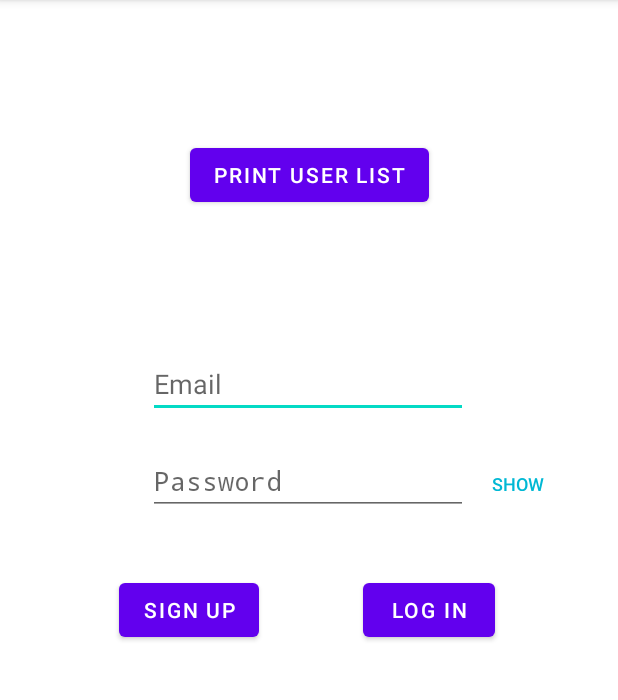
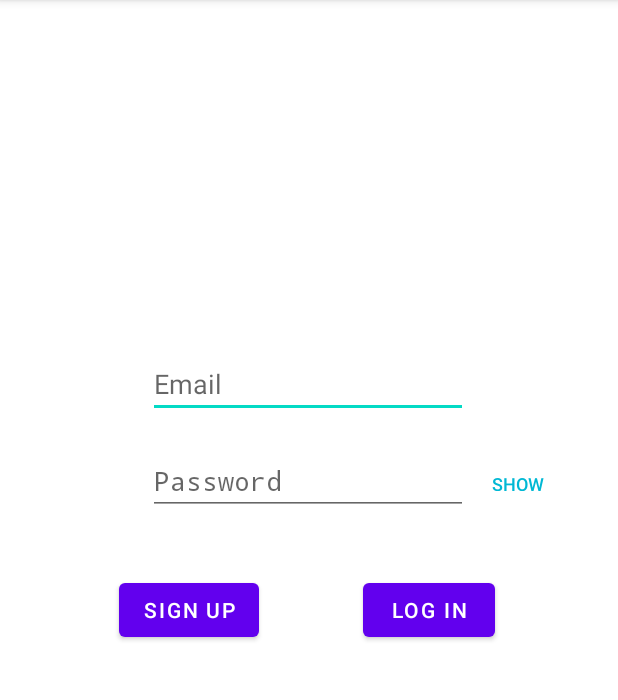
Before and after one commit to ltoikon/Diet-application-project, an Android app: the screen it shows after launch (StartAppFragmentController), on a phone screen of 412 x 824 dp, the part 84-784 px from its top. Run offline under Robolectric (Android 15) with nearby library versions, the phone set to English and light mode, and no system bars.

Commit message:
Removed a button

```diff
--- a/app/src/main/java/com/example/course_project/Fragments/SignUp.java
+++ b/app/src/main/java/com/example/course_project/Fragments/SignUp.java
@@ -201,8 +201,6 @@ public class SignUp extends Fragment {
                     System.out.println("Rekisteröityminen onnistui!");
 
                     mListener.changeFragment(0); // 0 == Login fragment
-
-                    //todo Confirm screen
                 }
             }
         });
--- a/app/src/main/res/layout/fragment_login.xml
+++ b/app/src/main/res/layout/fragment_login.xml
@@ -96,15 +96,4 @@
         app:layout_constraintEnd_toEndOf="@+id/inputPassword"
         app:layout_constraintStart_toStartOf="@+id/inputPassword"
         app:layout_constraintTop_toBottomOf="@+id/inputPassword" />
-
-    <!-- todo this is temporary -->
-    <Button
-        android:id="@+id/printUserList"
-        android:layout_width="wrap_content"
-        android:layout_height="wrap_content"
-        android:text="Print user list"
-        app:layout_constraintBottom_toTopOf="@+id/inputEmail"
-        app:layout_constraintEnd_toEndOf="parent"
-        app:layout_constraintStart_toStartOf="parent"
-        app:layout_constraintTop_toTopOf="parent" />
 </androidx.constraintlayout.widget.ConstraintLayout>
```
Also changed, not shown: app/src/main/java/com/example/course_project/Fragments/Login.java (+0 -27 lines).
